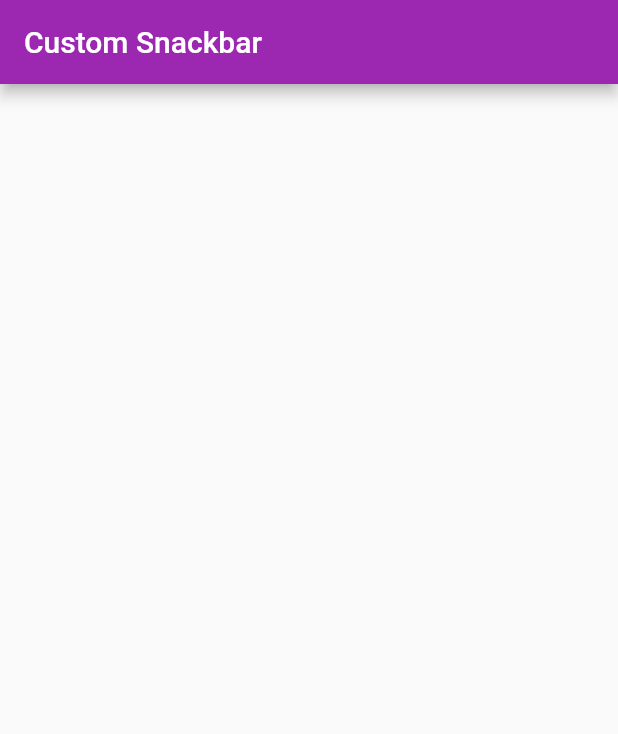
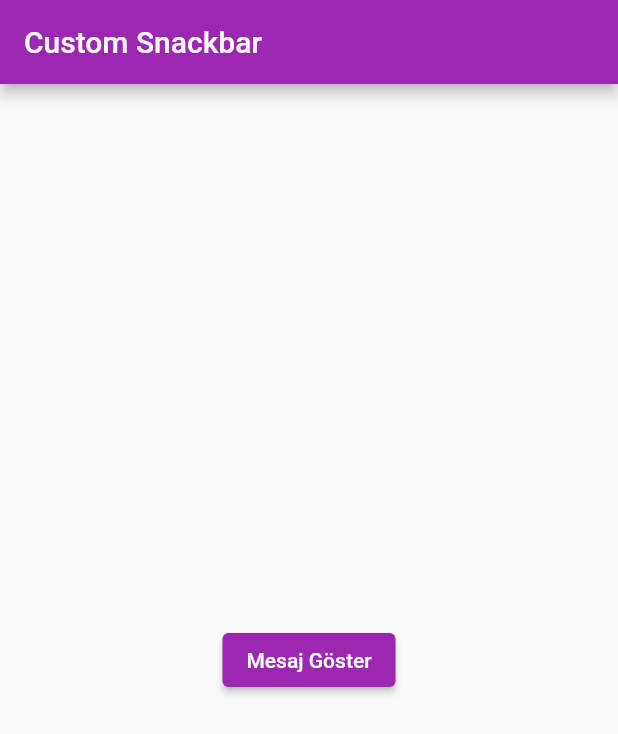
Before and after one commit to gulsenkeskin/custom_snackbar, a Flutter app: the screen it shows after launch, on a phone screen of 412 x 824 dp. Shown: the top 734 px of the screen. Run offline on Flutter 3.47's test engine with Material 2 defaults, Android fonts, the light colour scheme and no system bars.

Commit message:
Update flash_message.dart

```diff
--- a/lib/screens/flash_message.dart
+++ b/lib/screens/flash_message.dart
@@ -10,8 +10,13 @@ class FlashMessageScreen extends StatefulWidget {
 class _FlashMessageScreenState extends State<FlashMessageScreen> {
   @override
   Widget build(BuildContext context) {
-    return Container(
-
+    return Scaffold(
+      body: Center(
+        child: ElevatedButton(
+          onPressed: (){},
+          child: const Text("Mesaj Göster"),
+        ),
+      ),
     );
   }
 }
```
